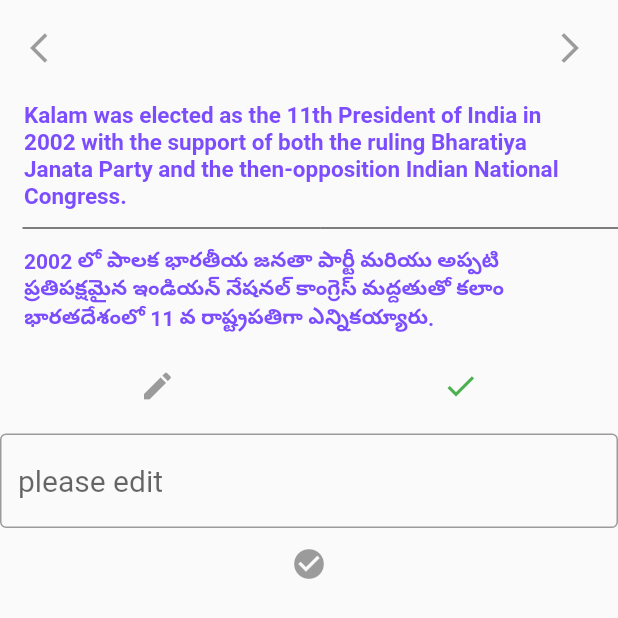
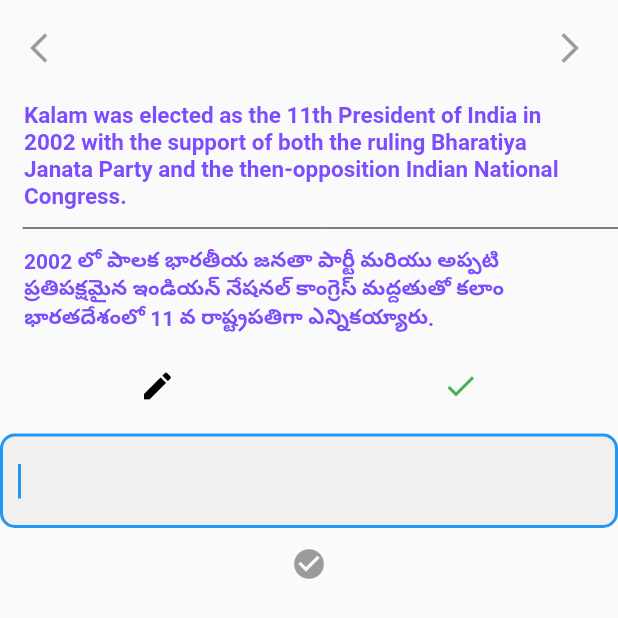
Before and after one commit to aslesha96/wiki_app, a Flutter app: the screen it shows after launch, after a tap on the "check" icon, on a phone screen of 412 x 824 dp. Shown: the top 618 px of the screen. Run offline on Flutter 3.47's test engine with Material 2 defaults, Android fonts, the phone set to English and light mode, and no system bars.

Commit message:
edit implemented

```diff
--- a/lib/pages/landing_page.dart
+++ b/lib/pages/landing_page.dart
@@ -9,7 +9,9 @@ class LandingPage extends StatefulWidget{
 
 }
 class LandingPageState extends State<LandingPage>{
-  String Telugutext="";
+  String Telugutext="2002 లో పాలక భారతీయ జనతా పార్టీ మరియు అప్పటి ప్రతిపక్షమైన ఇండియన్ నేషనల్ కాంగ్రెస్ మద్దతుతో కలాం భారతదేశంలో 11 వ రాష్ట్రపతిగా ఎన్నికయ్యారు.";
+
+  var usernameController;
   @override
   Widget build(BuildContext context) {
     bool isSwitched = true;
@@ -37,17 +39,22 @@ class LandingPageState extends State<LandingPage>{
                     ),
                     new Divider(color:Colors.black,indent:15.0),
                     new ListTile(
-                      title: new Text("2002 లో పాలక భారతీయ జనతా పార్టీ మరియు అప్పటి ప్రతిపక్షమైన ఇండియన్ నేషనల్ కాంగ్రెస్ మద్దతుతో కలాం భారతదేశంలో 11 వ రాష్ట్రపతిగా ఎన్నికయ్యారు.", style: new TextStyle(color: Colors.deepPurpleAccent,fontSize: 14.0,fontWeight: FontWeight.bold),),
+                      title: new Text(Telugutext, style: new TextStyle(color: Colors.deepPurpleAccent,fontSize: 14.0,fontWeight: FontWeight.bold),),
                     ),
                     new ButtonTheme.bar(
                       child: new ButtonBar(
                         alignment: MainAxisAlignment.spaceAround,
                         children: <Widget>[
-                          IconButton(icon: new Icon(Icons.edit),onPressed: null,color: Colors.black),
+                          IconButton(icon: new Icon(Icons.edit),
+                              onPressed: (){
+                                setState(() {
+                                  usernameController = TextEditingController(text: Telugutext);
+                                });
+                              },
+                              color: Colors.black),
                           IconButton(icon: new Icon(Icons.check),
                             onPressed: (){
                             setState((){
-
                             });
                             },
                             color: Colors.green,)
@@ -58,11 +65,18 @@ class LandingPageState extends State<LandingPage>{
                 ),
               ),
             ),
-
             new TextField(
+              keyboardType: TextInputType.multiline,
+              maxLines: null,
+              autofocus: true,
+              controller: usernameController,
               decoration: InputDecoration(
-                border: OutlineInputBorder(),
-                hintText: 'please edit',
+                border: OutlineInputBorder(
+                  borderRadius: const BorderRadius.all(
+                    const Radius.circular(10.0),
+                  ),
+                ),
+                filled: true,
               ),
               style: new TextStyle(fontSize: 20.0),
             ),
@@ -78,4 +92,11 @@ class LandingPageState extends State<LandingPage>{
   void something(bool e){
 
   }
+//  class Editing extends StatefulWidget{
+//    @override
+//    EditingState createState() => new EditingState();
+//  // TODO: implement createState
+//    return LandingPageState();
+//
+//  }
 }
```
